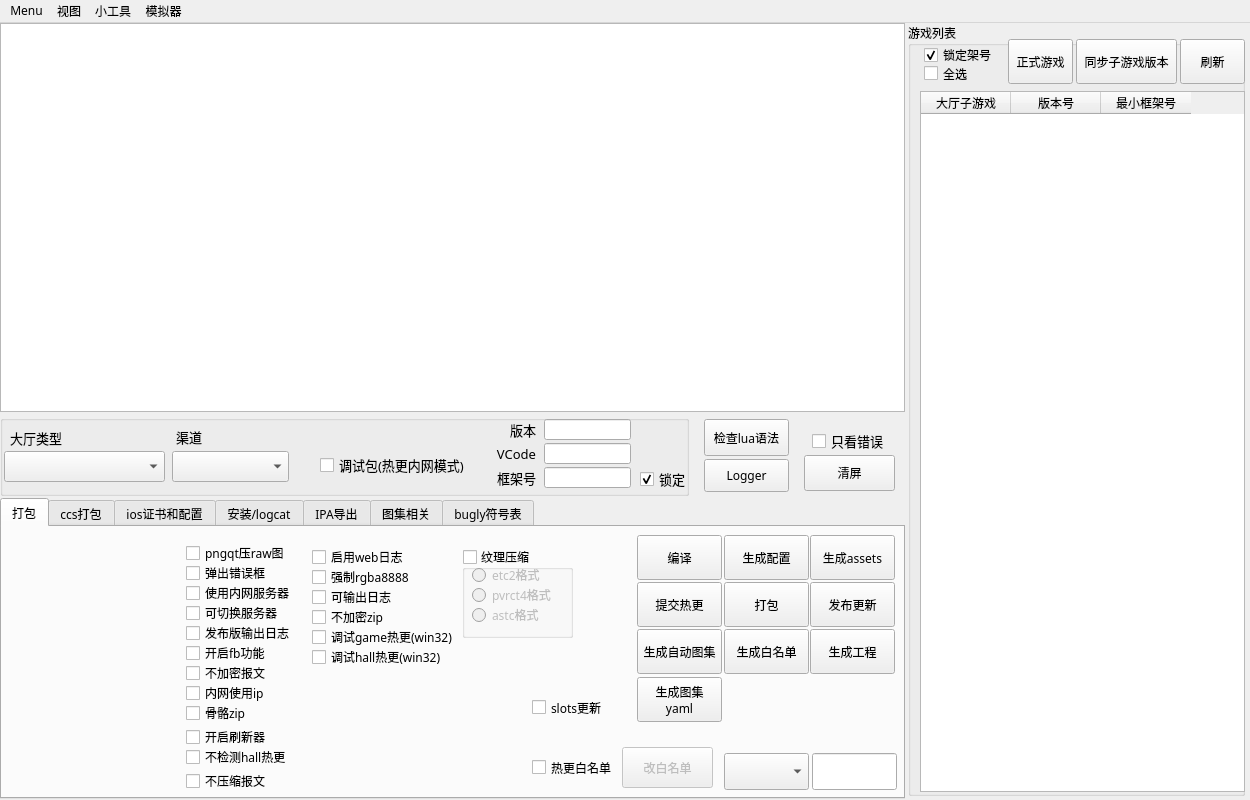
First picture: the form in ui/main.ui, repository TQCasey/PackMaster, before the edit.
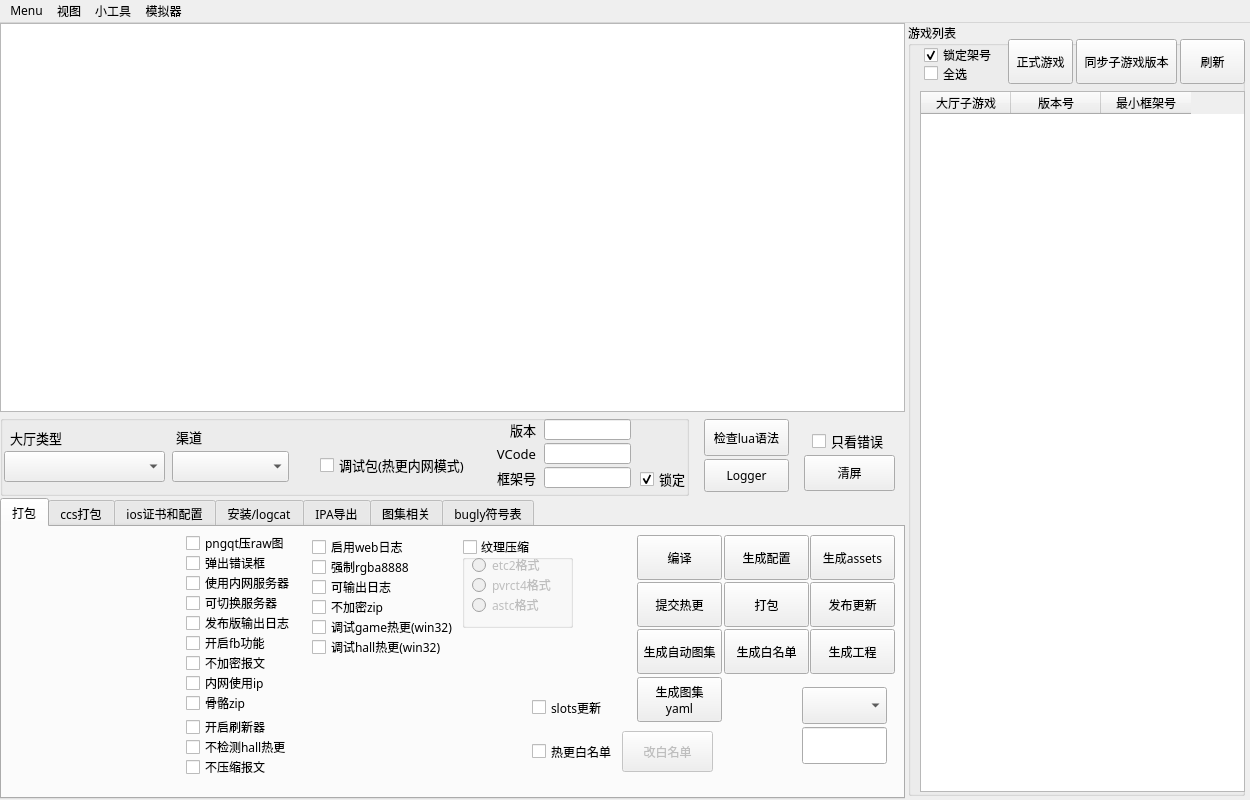
Second picture: the form after the edit. Icons and pictures are not drawn.

```diff
--- a/ui/main.ui
+++ b/ui/main.ui
@@ -136,7 +136,7 @@
       <property name="geometry">
        <rect>
         <x>184</x>
-        <y>36</y>
+        <y>26</y>
         <width>121</width>
         <height>20</height>
        </rect>
@@ -155,7 +155,7 @@
       <property name="geometry">
        <rect>
         <x>184</x>
-        <y>56</y>
+        <y>46</y>
         <width>121</width>
         <height>20</height>
        </rect>
@@ -174,7 +174,7 @@
       <property name="geometry">
        <rect>
         <x>184</x>
-        <y>76</y>
+        <y>66</y>
         <width>121</width>
         <height>20</height>
        </rect>
@@ -193,7 +193,7 @@
       <property name="geometry">
        <rect>
         <x>184</x>
-        <y>96</y>
+        <y>86</y>
         <width>117</width>
         <height>20</height>
        </rect>
@@ -212,7 +212,7 @@
       <property name="geometry">
        <rect>
         <x>184</x>
-        <y>116</y>
+        <y>106</y>
         <width>117</width>
         <height>20</height>
        </rect>
@@ -231,7 +231,7 @@
       <property name="geometry">
        <rect>
         <x>184</x>
-        <y>136</y>
+        <y>126</y>
         <width>121</width>
         <height>20</height>
        </rect>
@@ -250,7 +250,7 @@
       <property name="geometry">
        <rect>
         <x>184</x>
-        <y>220</y>
+        <y>210</y>
         <width>121</width>
         <height>20</height>
        </rect>
@@ -269,7 +269,7 @@
       <property name="geometry">
        <rect>
         <x>184</x>
-        <y>244</y>
+        <y>230</y>
         <width>121</width>
         <height>20</height>
        </rect>
@@ -288,7 +288,7 @@
       <property name="geometry">
        <rect>
         <x>310</x>
-        <y>60</y>
+        <y>50</y>
         <width>113</width>
         <height>20</height>
        </rect>
@@ -307,7 +307,7 @@
       <property name="geometry">
        <rect>
         <x>184</x>
-        <y>156</y>
+        <y>146</y>
         <width>121</width>
         <height>20</height>
        </rect>
@@ -326,7 +326,7 @@
       <property name="geometry">
        <rect>
         <x>310</x>
-        <y>40</y>
+        <y>30</y>
         <width>121</width>
         <height>20</height>
        </rect>
@@ -345,7 +345,7 @@
       <property name="geometry">
        <rect>
         <x>184</x>
-        <y>176</y>
+        <y>166</y>
         <width>121</width>
         <height>20</height>
        </rect>
@@ -411,7 +411,7 @@
       <property name="geometry">
        <rect>
         <x>184</x>
-        <y>16</y>
+        <y>6</y>
         <width>115</width>
         <height>20</height>
        </rect>
@@ -430,7 +430,7 @@
       <property name="geometry">
        <rect>
         <x>184</x>
-        <y>200</y>
+        <y>190</y>
         <width>115</width>
         <height>20</height>
        </rect>
@@ -449,7 +449,7 @@
       <property name="geometry">
        <rect>
         <x>310</x>
-        <y>20</y>
+        <y>10</y>
         <width>115</width>
         <height>20</height>
        </rect>
@@ -467,8 +467,8 @@
      <widget class="QComboBox" name="cbox_config_page">
       <property name="geometry">
        <rect>
-        <x>722</x>
-        <y>226</y>
+        <x>800</x>
+        <y>160</y>
         <width>85</width>
         <height>37</height>
        </rect>
@@ -486,8 +486,8 @@
      <widget class="QLineEdit" name="edit_config_page">
       <property name="geometry">
        <rect>
-        <x>810</x>
-        <y>226</y>
+        <x>800</x>
+        <y>200</y>
         <width>85</width>
         <height>37</height>
        </rect>
@@ -502,7 +502,7 @@
       <property name="geometry">
        <rect>
         <x>310</x>
-        <y>80</y>
+        <y>70</y>
         <width>85</width>
         <height>20</height>
        </rect>
@@ -521,7 +521,7 @@
       <property name="geometry">
        <rect>
         <x>310</x>
-        <y>100</y>
+        <y>90</y>
         <width>149</width>
         <height>20</height>
        </rect>
@@ -574,7 +574,7 @@
       <property name="geometry">
        <rect>
         <x>310</x>
-        <y>120</y>
+        <y>110</y>
         <width>141</width>
         <height>20</height>
        </rect>
@@ -599,7 +599,7 @@
       <property name="geometry">
        <rect>
         <x>620</x>
-        <y>220</y>
+        <y>204</y>
         <width>91</width>
         <height>41</height>
        </rect>
@@ -612,7 +612,7 @@
       <property name="geometry">
        <rect>
         <x>530</x>
-        <y>230</y>
+        <y>214</y>
         <width>81</width>
         <height>21</height>
        </rect>
@@ -687,7 +687,7 @@
       <property name="geometry">
        <rect>
         <x>460</x>
-        <y>20</y>
+        <y>10</y>
         <width>111</width>
         <height>91</height>
        </rect>
```
